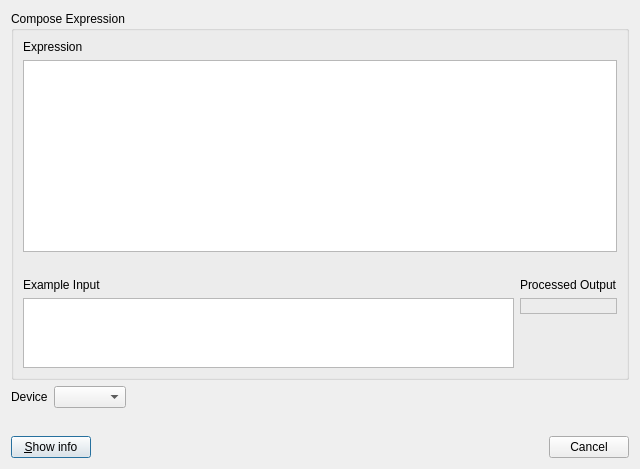
This is src/dialogs/expressionsdialog.ui in ModbusScope/ModbusScope as Qt 5 draws it before an edit. The edited form follows.
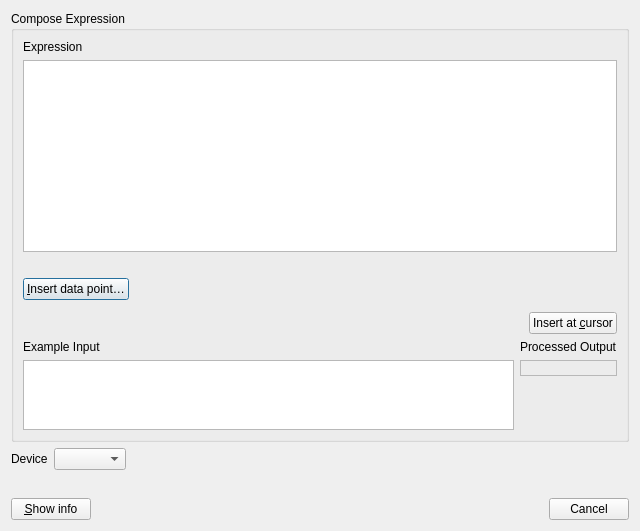
This is the edited form. Custom widgets are drawn as their Qt base class.

Commit message:
Insert data points in Compose expression without typing syntax
Insert data point shows the address form of the signal editor panel.
Insert at cursor, or Enter in the form, puts the built reference at the
cursor of the expression, replacing a selection. The form is created
when first shown and starts on the device of the first data point.

```diff
--- a/src/dialogs/expressionsdialog.ui
+++ b/src/dialogs/expressionsdialog.ui
@@ -25,7 +25,7 @@
      <property name="title">
       <string>Compose Expression</string>
      </property>
-     <layout class="QGridLayout" name="gridLayout" rowstretch="0,0,0,0,1" columnstretch="1,0">
+     <layout class="QGridLayout" name="gridLayout" rowstretch="0,0,0,0,0,0,1" columnstretch="1,0">
       <item row="0" column="0" colspan="2">
        <widget class="QLabel" name="label">
         <property name="text">
@@ -68,28 +68,98 @@
         </property>
        </widget>
       </item>
-      <item row="3" column="0">
+      <item row="3" column="0" colspan="2" alignment="Qt::AlignmentFlag::AlignLeft">
+       <widget class="QPushButton" name="btnInsertDataPoint">
+        <property name="text">
+         <string>&amp;Insert data point…</string>
+        </property>
+        <property name="checkable">
+         <bool>true</bool>
+        </property>
+       </widget>
+      </item>
+      <item row="4" column="0" colspan="2">
+       <widget class="QWidget" name="widgetInsertDataPoint" native="true">
+        <layout class="QVBoxLayout" name="insertLayout">
+         <property name="leftMargin">
+          <number>0</number>
+         </property>
+         <property name="topMargin">
+          <number>0</number>
+         </property>
+         <property name="rightMargin">
+          <number>0</number>
+         </property>
+         <property name="bottomMargin">
+          <number>0</number>
+         </property>
+         <item>
+          <widget class="QWidget" name="insertEditorContainer" native="true">
+           <layout class="QVBoxLayout" name="insertEditorLayout">
+            <property name="leftMargin">
+             <number>0</number>
+            </property>
+            <property name="topMargin">
+             <number>0</number>
+            </property>
+            <property name="rightMargin">
+             <number>0</number>
+            </property>
+            <property name="bottomMargin">
+             <number>0</number>
+            </property>
+           </layout>
+          </widget>
+         </item>
+         <item>
+          <layout class="QHBoxLayout" name="insertButtonLayout" stretch="1,0">
+           <item>
+            <widget class="QLabel" name="lblInsertError">
+             <property name="text">
+              <string/>
+             </property>
+             <property name="wordWrap">
+              <bool>true</bool>
+             </property>
+            </widget>
+           </item>
+           <item>
+            <widget class="QPushButton" name="btnInsertAtCursor">
+             <property name="text">
+              <string>Insert at &amp;cursor</string>
+             </property>
+             <property name="autoDefault">
+              <bool>false</bool>
+             </property>
+            </widget>
+           </item>
+          </layout>
+         </item>
+        </layout>
+       </widget>
+      </item>
+      <item row="5" column="0">
        <widget class="QLabel" name="label_5">
         <property name="text">
          <string>Example Input</string>
         </property>
        </widget>
       </item>
-      <item row="3" column="1">
+      <item row="5" column="1">
        <widget class="QLabel" name="label_6">
         <property name="text">
          <string>Processed Output</string>
         </property>
        </widget>
       </item>
-      <item row="4" column="0">
+      <item row="6" column="0">
        <widget class="QTableWidget" name="tblExpressionInput">
         <property name="selectionMode">
          <enum>QAbstractItemView::SelectionMode::NoSelection</enum>
         </property>
        </widget>
       </item>
-      <item row="4" column="1">
+      <item row="6" column="1">
        <layout class="QVBoxLayout" name="verticalLayout_5">
         <item>
          <widget class="QLabel" name="lblOut">
```
The commit also changes 5 other files.
